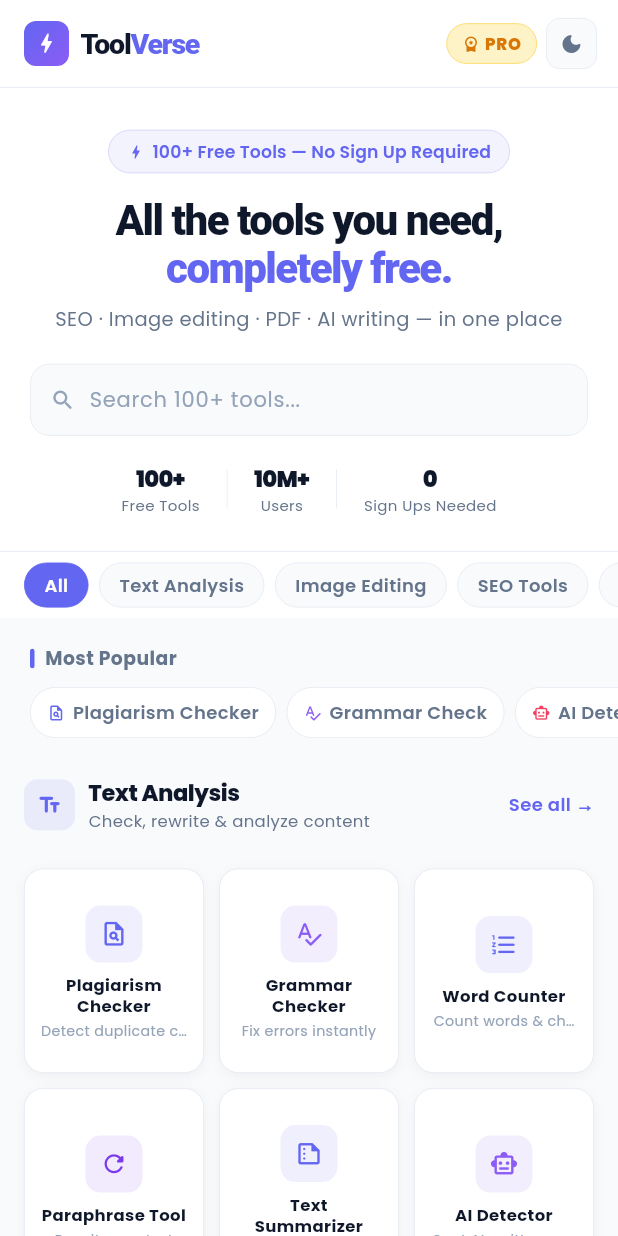
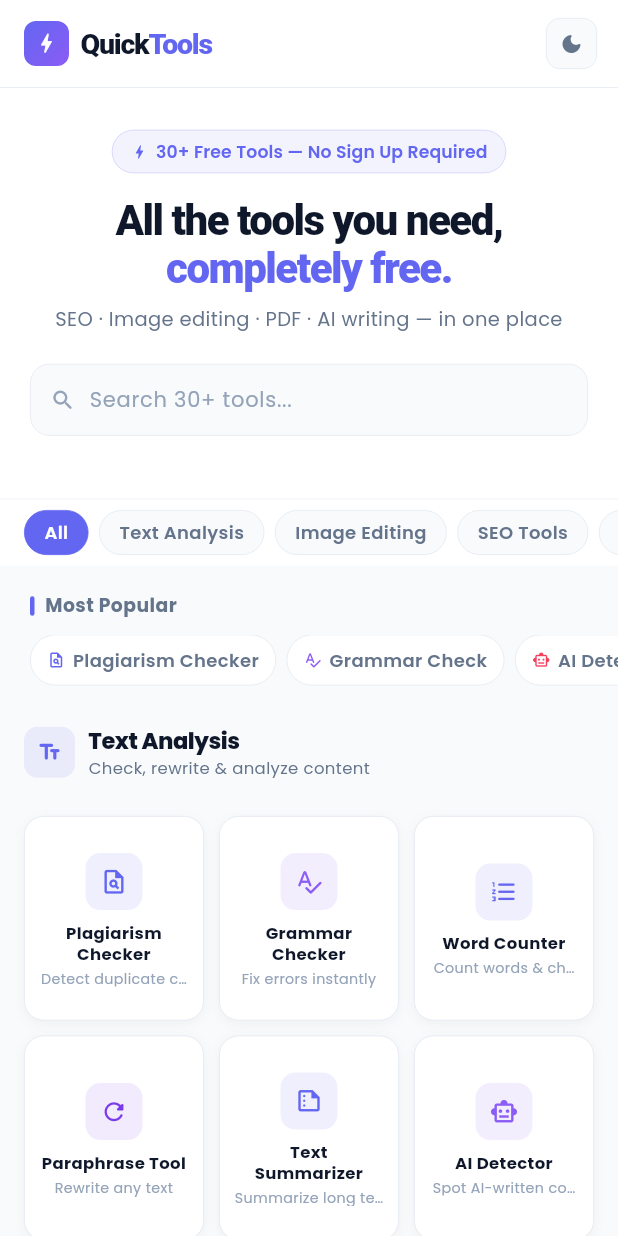
Before and after one commit to Adityashukla2000/quicktools, a Flutter app: the screen it shows after launch, on a phone screen of 412 x 824 dp. Run offline on Flutter 3.47's test engine with Material 3 defaults, Android fonts, the phone set to English and light mode, and no system bars; our stand-ins replace file_picker, flutter_bloc, go_router, google_fonts; missing offline and left inert: dart:html.

Commit message:
fix code and hide some options

```diff
--- a/lib/features/home/ui/home_screen.dart
+++ b/lib/features/home/ui/home_screen.dart
@@ -393,8 +393,8 @@
                     ..._visibleCategories.map(
                       (cat) => _CategorySection(category: cat, isDark: isDark),
                     ),
-                    _buildFooterBanner(isDark),
-                    const SizedBox(height: 40),
+                    // _buildFooterBanner(isDark),
+                    const SizedBox(height: 20),
                   ],
                 ],
               ),
@@ -437,7 +437,7 @@
             text: TextSpan(
               children: [
                 TextSpan(
-                  text: 'Tool',
+                  text: 'Quick',
                   style: TextStyle(
                     fontSize: 19,
                     fontWeight: FontWeight.w900,
@@ -448,7 +448,7 @@
                   ),
                 ),
                 const TextSpan(
-                  text: 'Verse',
+                  text: 'Tools',
                   style: TextStyle(
                     fontSize: 19,
                     fontWeight: FontWeight.w900,
@@ -462,35 +462,35 @@
         ],
       ),
       actions: [
-        Container(
-          padding: const EdgeInsets.symmetric(horizontal: 10, vertical: 5),
-          margin: const EdgeInsets.only(right: 6),
-          decoration: BoxDecoration(
-            color: const Color(0xFFFEF3C7),
-            borderRadius: BorderRadius.circular(20),
-            border: Border.all(color: const Color(0xFFFCD34D), width: 0.5),
-          ),
-          child: const Row(
-            mainAxisSize: MainAxisSize.min,
-            children: [
-              Icon(
-                Icons.workspace_premium_rounded,
-                size: 12,
-                color: Color(0xFFD97706),
-              ),
-              SizedBox(width: 3),
-              Text(
-                'PRO',
-                style: TextStyle(
-                  fontSize: 11,
-                  fontWeight: FontWeight.w800,
-                  color: Color(0xFFD97706),
-                  letterSpacing: 0.5,
-                ),
-              ),
-            ],
-          ),
-        ),
+        // Container(
+        //   padding: const EdgeInsets.symmetric(horizontal: 10, vertical: 5),
+        //   margin: const EdgeInsets.only(right: 6),
+        //   decoration: BoxDecoration(
+        //     color: const Color(0xFFFEF3C7),
+        //     borderRadius: BorderRadius.circular(20),
+        //     border: Border.all(color: const Color(0xFFFCD34D), width: 0.5),
+        //   ),
+        //   child: const Row(
+        //     mainAxisSize: MainAxisSize.min,
+        //     children: [
+        //       Icon(
+        //         Icons.workspace_premium_rounded,
+        //         size: 12,
+        //         color: Color(0xFFD97706),
+        //       ),
+        //       SizedBox(width: 3),
+        //       Text(
+        //         'PRO',
+        //         style: TextStyle(
+        //           fontSize: 11,
+        //           fontWeight: FontWeight.w800,
+        //           color: Color(0xFFD97706),
+        //           letterSpacing: 0.5,
+        //         ),
+        //       ),
+        //     ],
+        //   ),
+        // ),
         GestureDetector(
           onTap: () => context.read<ThemeCubit>().toggle(),
           child: Container(
@@ -559,7 +559,7 @@
                 ),
                 const SizedBox(width: 5),
                 const Text(
-                  '100+ Free Tools — No Sign Up Required',
+                  '30+ Free Tools — No Sign Up Required',
                   style: TextStyle(
                     fontSize: 11.5,
                     fontWeight: FontWeight.w600,
@@ -639,7 +639,7 @@
                           : AppColors.textPrimLight,
                     ),
                     decoration: InputDecoration(
-                      hintText: 'Search 100+ tools...',
+                      hintText: 'Search 30+ tools...',
                       hintStyle: TextStyle(
                         fontSize: 14,
                         color: isDark
@@ -685,16 +685,16 @@
           const SizedBox(height: 18),
 
           // Stats
-          Row(
-            mainAxisAlignment: MainAxisAlignment.center,
-            children: [
-              _StatItem(value: '100+', label: 'Free Tools', isDark: isDark),
-              _Divider(isDark: isDark),
-              _StatItem(value: '10M+', label: 'Users', isDark: isDark),
-              _Divider(isDark: isDark),
-              _StatItem(value: '0', label: 'Sign Ups Needed', isDark: isDark),
-            ],
-          ),
+          // Row(
+          //   mainAxisAlignment: MainAxisAlignment.center,
+          //   children: [
+          //     _StatItem(value: '100+', label: 'Free Tools', isDark: isDark),
+          //     _Divider(isDark: isDark),
+          //     _StatItem(value: '10M+', label: 'Users', isDark: isDark),
+          //     _Divider(isDark: isDark),
+          //     _StatItem(value: '0', label: 'Sign Ups Needed', isDark: isDark),
+          //   ],
+          // ),
         ],
       ),
     );
@@ -1036,19 +1036,20 @@
                   ],
                 ),
               ),
-              GestureDetector(
-                onTap: () {},
-                child: Text(
-                  'See all →',
-                  style: TextStyle(
-                    fontSize: 12,
-                    fontWeight: FontWeight.w600,
-                    color: category.accentColor,
-                  ),
-                ),
-              ),
+              // GestureDetector(
+              //   onTap: () {},
+              //   child: Text(
+              //     'See all →',
+              //     style: TextStyle(
+              //       fontSize: 12,
+              //       fontWeight: FontWeight.w600,
+              //       color: category.accentColor,
+              //     ),
+              //   ),
+              // ),
             ],
           ),
+
           const SizedBox(height: 12),
           GridView.builder(
             shrinkWrap: true,
@@ -1075,7 +1076,7 @@
   }
 }
 
-// ─── Tool Card ─────────────────────────────────────────────────────────────────
+// ─── Tool Card ─────────────────────────────────────────────────────────────
 class _ToolCard extends StatefulWidget {
   final ToolItem tool;
   final bool isDark;
```
Also changed, not shown: 1 other file.
